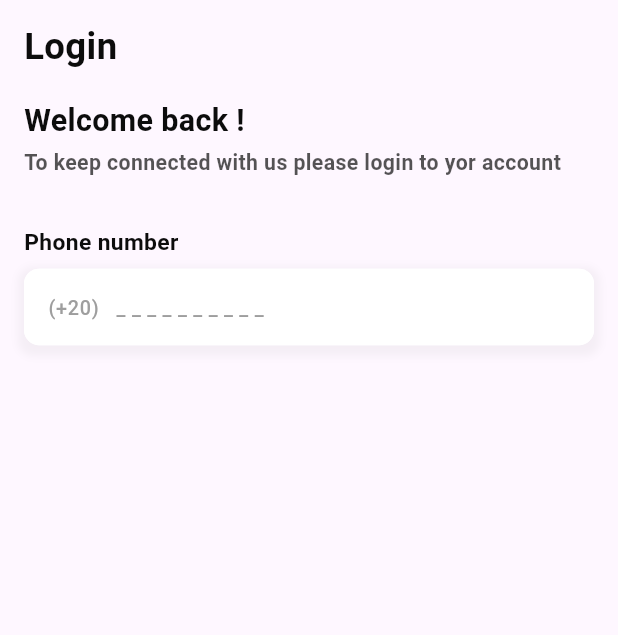
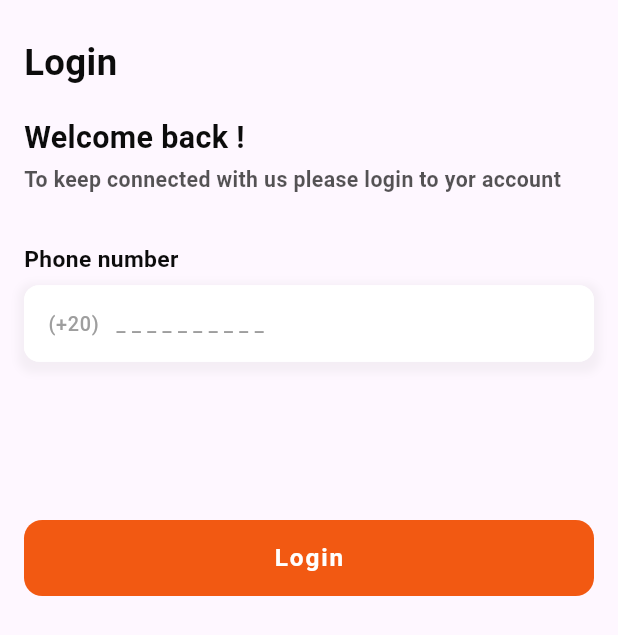
Before and after one commit to momenibrahim180-svg/Ecommerce-App, a Flutter app: the screen it shows after launch, on a phone screen of 412 x 824 dp. Shown: the top 635 px of the screen. Run offline on Flutter 3.47's test engine with Material 3 defaults, Android fonts, the phone set to English and light mode, and no system bars; our stand-ins replace flutter_screenutil.

Commit message:
- Added custom button. - Increased vertical height. - Finished Login Screen (Ui).

```diff
--- a/lib/core/theming/app_text_style.dart
+++ b/lib/core/theming/app_text_style.dart
@@ -24,10 +24,10 @@ abstract class AppTextStyle {
     fontWeight: FontWeight.w700,
     color: AppColor.blackColor,
   );
-  static TextStyle font16W700 = TextStyle(
+  static TextStyle font16W700White = TextStyle(
     fontSize: 16.0.sp,
     fontWeight: FontWeight.w700,
-    color: AppColor.blackColor,
+    color: AppColor.whiteColor,
   );
   static TextStyle font20W700 = TextStyle(
     fontSize: 20.0.sp,
--- /dev/null
+++ b/lib/core/widgets/app_button.dart
@@ -0,0 +1,36 @@
+import 'package:ecommerce_youtube/core/theming/app_color.dart';
+import 'package:ecommerce_youtube/core/theming/app_text_style.dart';
+import 'package:flutter/material.dart';
+import 'package:flutter_screenutil/flutter_screenutil.dart';
+
+class AppButton extends StatelessWidget {
+  final String text;
+  final void Function()? onPressed;
+  final double width;
+  final double height;
+  const AppButton({
+    super.key,
+    required this.text,
+    this.onPressed,
+    this.width = double.infinity,
+    this.height = 50.0,
+  });
+
+  @override
+  Widget build(BuildContext context) {
+    return SizedBox(
+      width: width.w,
+      height: height.h,
+      child: TextButton(
+        onPressed: onPressed,
+        style: TextButton.styleFrom(
+          backgroundColor: AppColor.mainColor,
+          shape: RoundedRectangleBorder(
+            borderRadius: BorderRadius.circular(12.0.r),
+          ),
+        ),
+        child: Text(text, style: AppTextStyle.font16W700White),
+      ),
+    );
+  }
+}
--- a/lib/features/auth/ui/screens/login_screen.dart
+++ b/lib/features/auth/ui/screens/login_screen.dart
@@ -1,6 +1,7 @@
 import 'package:ecommerce_youtube/core/helpers/extensions.dart';
 import 'package:ecommerce_youtube/core/theming/app_color.dart';
 import 'package:ecommerce_youtube/core/theming/app_text_style.dart';
+import 'package:ecommerce_youtube/core/widgets/app_button.dart';
 import 'package:ecommerce_youtube/core/widgets/app_text_form_field.dart';
 import 'package:flutter/material.dart';
 
@@ -25,7 +26,7 @@ class _LoginScreenState extends State<LoginScreen> {
     return Scaffold(
       body: SafeArea(
         child: SingleChildScrollView(
-          padding: EdgeInsets.all(16.0),
+          padding: EdgeInsets.symmetric(vertical: 27.0, horizontal: 16),
           child: Column(
             crossAxisAlignment: CrossAxisAlignment.start,
             children: [
@@ -46,6 +47,8 @@ class _LoginScreenState extends State<LoginScreen> {
                 controller: _phoneController,
                 hintText: '(+20)   _ _ _ _ _ _ _ _ _ _',
               ),
+              104.height,
+              AppButton(text: 'Login'),
             ],
           ),
         ),
```
